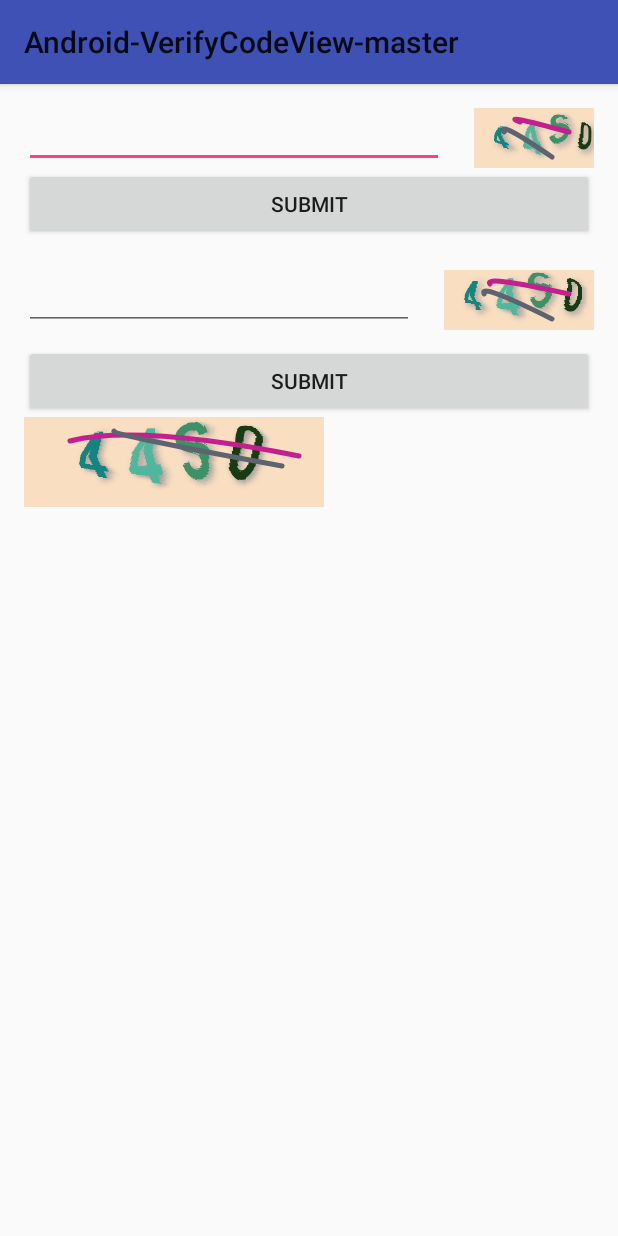
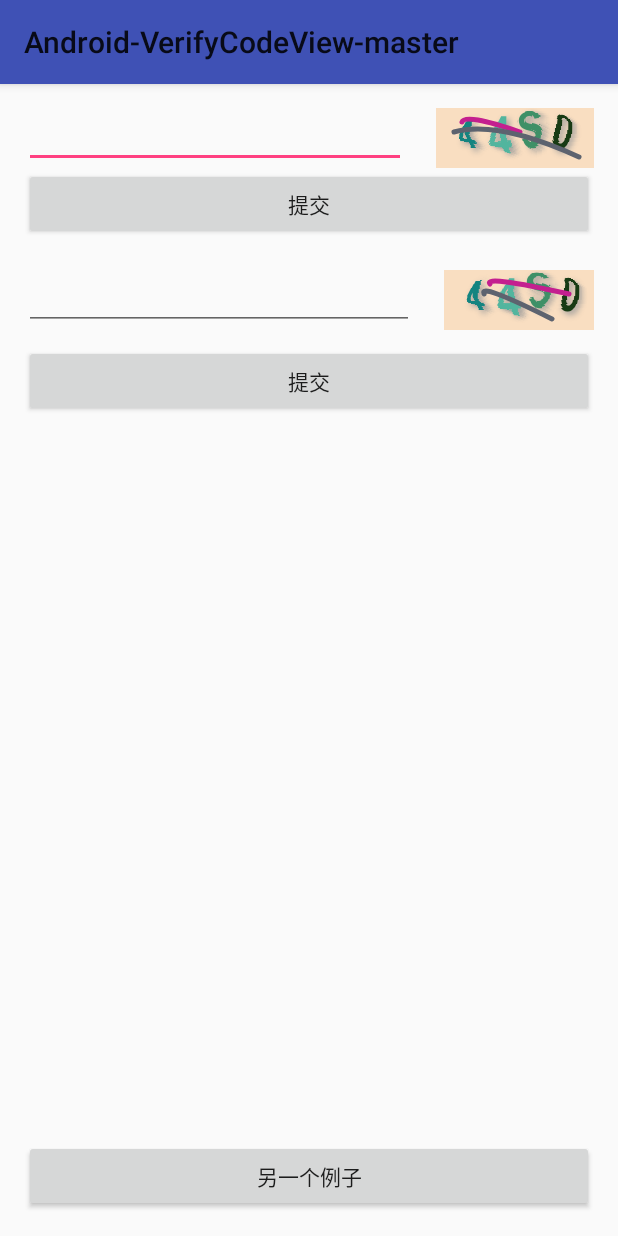
Before and after one commit to Freshman111/VerificationCodeView, an Android app: the screen it shows after launch (MainActivity), on a phone screen of 412 x 824 dp. Run offline under Robolectric (Android 15) with nearby library versions, the phone set to English and light mode, and no system bars.

```diff
--- a/app/src/main/AndroidManifest.xml
+++ b/app/src/main/AndroidManifest.xml
@@ -15,6 +15,9 @@
                 <category android:name="android.intent.category.LAUNCHER" />
             </intent-filter>
         </activity>
+        <activity android:name=".SecondActivity">
+
+        </activity>
     </application>
 
 </manifest>
--- a/app/src/main/java/sgffsg/com/verifycodeview/MainActivity.java
+++ b/app/src/main/java/sgffsg/com/verifycodeview/MainActivity.java
@@ -1,5 +1,6 @@
 package sgffsg.com.verifycodeview;
 
+import android.content.Intent;
 import android.os.Handler;
 import android.os.Message;
 import android.support.v7.app.AppCompatActivity;
@@ -17,7 +18,7 @@ import java.util.Random;
 public class MainActivity extends AppCompatActivity {
 
     private VerificationCodeView verificationCodeView,net_verificationCodeView,verificationCodeView2;
-    private Button btnSubmit,btnNetSubmit;
+    private Button btnSubmit,btnNetSubmit,btn_next;
     private EditText edit_input,net_edit_input;
     private ProgressBar progressBar;
     private FrameLayout netVcViewLayout;
@@ -39,6 +40,7 @@ public class MainActivity extends AppCompatActivity {
         net_verificationCodeView = (VerificationCodeView) findViewById(R.id.net_verifycodeview);
         btnSubmit= (Button) findViewById(R.id.btn_submit);
         btnNetSubmit= (Button) findViewById(R.id.net_btn_submit);
+        btn_next= (Button) findViewById(R.id.btn_next_page);
         edit_input= (EditText) findViewById(R.id.edit_input);
         net_edit_input= (EditText) findViewById(R.id.net_edit_input);
         progressBar= (ProgressBar) findViewById(R.id.net_pregressbar);
@@ -62,13 +64,14 @@ public class MainActivity extends AppCompatActivity {
                 verificationCodeView.refreshCode();
             }
         });
-        verificationCodeView2= (VerificationCodeView) findViewById(R.id.verifycodeview2);
-        verificationCodeView2.setOnClickListener(new View.OnClickListener() {
-            @Override
-            public void onClick(View view) {
-                verificationCodeView2.refreshCode();
-            }
-        });
+        verificationCodeView.refreshCode();
+//        verificationCodeView2= (VerificationCodeView) findViewById(R.id.verifycodeview2);
+//        verificationCodeView2.setOnClickListener(new View.OnClickListener() {
+//            @Override
+//            public void onClick(View view) {
+//                verificationCodeView2.refreshCode();
+//            }
+//        });
 
         btnNetSubmit.setOnClickListener(new View.OnClickListener() {
             @Override
@@ -89,6 +92,12 @@ public class MainActivity extends AppCompatActivity {
                 progressBar.setVisibility(View.VISIBLE);
                 net_verificationCodeView.setVisibility(View.GONE);
                 loadNetCode();
+            }
+        });
+        btn_next.setOnClickListener(new View.OnClickListener() {
+            @Override
+            public void onClick(View v) {
+                startActivity(new Intent(MainActivity.this,SecondActivity.class));
             }
         });
         loadNetCode();
--- a/app/src/main/java/sgffsg/com/verifycodeview/VerificationCodeView.java
+++ b/app/src/main/java/sgffsg/com/verifycodeview/VerificationCodeView.java
@@ -10,6 +10,7 @@ import android.graphics.Path;
 import android.graphics.Rect;
 import android.graphics.RectF;
 import android.graphics.Typeface;
+import android.text.TextUtils;
 import android.util.AttributeSet;
 import android.view.View;
 
@@ -42,7 +43,8 @@ public class VerificationCodeView extends View {
     private Paint textPaint;
     private Paint linePaint;
 
-    private String tempCode;//当前生成的验证码
+    private float defaultTextSize=0;
+    private String tempCode="";//当前生成的验证码
     private int codeNum = 4;//验证码位数  4或6。。
     private Random mRandom;
 
@@ -54,6 +56,7 @@ public class VerificationCodeView extends View {
     private int dHeight;//真正可以绘制code的区域高
     private int horizontalOffset=0;//水平方向的偏移，决定画笔开始的偏移量
     private boolean isInited=false;//是否初始化完成
+    private boolean isWrapContent=true;//是否是WrapContent属性
 
     private Bitmap mbitmap;
     private Bitmap codebitmap;
@@ -83,45 +86,47 @@ public class VerificationCodeView extends View {
     protected void onMeasure(int widthMeasureSpec, int heightMeasureSpec) {
         super.onMeasure(widthMeasureSpec, heightMeasureSpec);
         //获取宽和高的SpecMode和SpecSize
-        int wSpecMode = MeasureSpec.getMode(widthMeasureSpec);
-        int wSpecSize = MeasureSpec.getSize(widthMeasureSpec);
-        int hSpecMode = MeasureSpec.getMode(heightMeasureSpec);
-        int hSpecSize = MeasureSpec.getSize(heightMeasureSpec);
+        int widthMode = MeasureSpec.getMode(widthMeasureSpec);
+        int widthSize = MeasureSpec.getSize(widthMeasureSpec);
+        int heightMode = MeasureSpec.getMode(heightMeasureSpec);
+        int heightSize = MeasureSpec.getSize(heightMeasureSpec);
 
-        //分别判断宽高是否设置为wrap_content
-        if (wSpecMode == MeasureSpec.AT_MOST && hSpecMode == MeasureSpec.AT_MOST) {
-            //宽高都为wrap_content,直接指定为400
-            setMeasuredDimension(mWidth, mWidth);
+        if (widthMode == MeasureSpec.EXACTLY) {
+            // Parent has told us how big to be. So be it.
+            mWidth = widthSize;
+            isWrapContent=false;
+        } else {//没有设置宽度，先默认显示四个0的宽度
+            isWrapContent=true;
+            mWidth=(int)(textPaint.measureText("0")*1.5*codeNum+20+DisplayUtils.dpToPx(getContext(),8));
+        }
 
-        } else if (wSpecMode == MeasureSpec.AT_MOST) {
-            //只有宽为wrap_content,宽直接指定为400，高为获取的SpecSize
-            setMeasuredDimension(mWidth, hSpecSize);
+        if (heightMode == MeasureSpec.EXACTLY) {
+            // Parent has told us how big to be. So be it.
+            mHeight = heightSize;
+        }else {//没有设置高度，先默认显示40dp
+            mHeight= (int) DisplayUtils.dpToPx(getContext(),40);
+        }
 
-        } else if (hSpecMode == MeasureSpec.AT_MOST) {
-            //只有高为wrap_content,高直接指定为400，宽为获取的SpecSize
-            setMeasuredDimension(wSpecSize, mWidth);
-        }
+        setMeasuredDimension(mWidth, mHeight);
+
     }
 
     @Override
     protected void onSizeChanged(int w, int h, int oldw, int oldh) {
         super.onSizeChanged(w, h, oldw, oldh);
-        mBounds=new RectF(getLeft(),getTop(),getRight(),getBottom());
-        mWidth=dWidth= (int) (mBounds.right-mBounds.left);
-        mHeight=dHeight= (int) (mBounds.bottom-mBounds.top);
-        if (mWidth*1.0/mHeight>5.0/2){
-            dWidth= (int) (mHeight*5.0/2);
-        } else if (mWidth*1.0/mHeight<5.0/2) {
-            dHeight= (int) (mWidth/5.0*2);
+        horizontalOffset= (int) DisplayUtils.dpToPx(getContext(),2);
+        isInited=true;
+        mbitmap = Bitmap.createBitmap(mWidth,mHeight, Bitmap.Config.ARGB_8888);
+        codebitmap = Bitmap.createBitmap(mWidth,mHeight, Bitmap.Config.ARGB_8888);
+        if (!TextUtils.isEmpty(tempCode)){
+            createCodeBitmap();
         }
-        horizontalOffset=(mWidth-dWidth)/2;
-        isInited=true;
-        createCodeBitmap();
     }
 
     private void init(AttributeSet attrs) {
         TypedArray typedArray = getContext().obtainStyledAttributes(attrs, R.styleable.VerificationCodeView);
         isNetCode = typedArray.getBoolean(R.styleable.VerificationCodeView_isNetCode,false);
+        codeNum=typedArray.getInteger(R.styleable.VerificationCodeView_codeNumber,4);
     }
 
     /**
@@ -141,9 +146,10 @@ public class VerificationCodeView extends View {
         linePaint.setStrokeWidth(5);
         linePaint.setStrokeCap(Paint.Cap.ROUND);
 
+        defaultTextSize=DisplayUtils.spToPx(getContext(),30);
         textPaint=new Paint();
         textPaint.setAntiAlias(true);
-        textPaint.setTextSize(DisplayUtils.spToPx(getContext(),30));
+        textPaint.setTextSize(defaultTextSize);
         textPaint.setShadowLayer(5,3,3,0xFF999999);
         textPaint.setTypeface(Typeface.DEFAULT_BOLD);
         textPaint.setTextScaleX(0.8F);
@@ -165,6 +171,9 @@ public class VerificationCodeView extends View {
         if (!isInited)
             return;
         mPaths.clear();
+        if (!isWrapContent){
+            dynamicSetTextPaint(tempCode);
+        }
         // 生成干扰线坐标
         for(int i=0;i<2;i++){
             Path path = new Path();
@@ -176,15 +185,11 @@ public class VerificationCodeView extends View {
             path.quadTo(Math.abs(endX-startX)/2, Math.abs(endY-startY)/2,endX,endY);
             mPaths.add(path);
         }
-        mbitmap = Bitmap.createBitmap(mWidth,mHeight, Bitmap.Config.ARGB_8888);
-        codebitmap = Bitmap.createBitmap(mWidth,mHeight, Bitmap.Config.ARGB_8888);
         Canvas myCanvas=new Canvas(mbitmap);
         Canvas canvas=new Canvas(codebitmap);
-        tempCode=getCharAndNumr();
         //画背景
         myCanvas.drawColor(YELLOW_BG_COLOR);
         if (tempCode!=null&&tempCode.length()>0){
-            textPaint.setTextSize(dWidth*0.3f);
             textPaint.getTextBounds(tempCode,0,codeNum,textBound);
             float charLength=(textBound.width())/codeNum;
             for (int i=0;i<codeNum;i++){
@@ -195,9 +200,10 @@ public class VerificationCodeView extends View {
                 myCanvas.rotate(offsetDegree,mWidth/2,mHeight/2);
                 // 给画笔设置随机颜色，+20是为了去除一些边界值
                 textPaint.setARGB(255, mRandom.nextInt(200) + 20, mRandom.nextInt(200) + 20, mRandom.nextInt(200) + 20);
-                myCanvas.drawText(String.valueOf(tempCode.charAt(i)), i * charLength * 1.6f+20+horizontalOffset, mHeight * 2 / 3f, textPaint);
+                myCanvas.drawText(String.valueOf(tempCode.charAt(i)), i * charLength * 1.5f+20+horizontalOffset, mHeight * 2 / 3f, textPaint);
                 myCanvas.restore();
             }
+//            myCanvas.drawText(tempCode,0,mHeight*4f/5,textPaint);
         }
         int index=0;
         float bitmapwidth= mbitmap.getWidth();
@@ -231,11 +237,29 @@ public class VerificationCodeView extends View {
     }
 
     /**
+     * 根据可现实区域宽度以及验证码字数动态设置字体大小
+     * 以显示完全
+     */
+    private void dynamicSetTextPaint(String text){
+        int avaiWidth = (int) (mWidth*2.0f/3 - getPaddingLeft() - getPaddingRight() - DisplayUtils.dpToPx(getContext(), 2));
+        if (avaiWidth <= 0) {
+            return;
+        }
+        float trySize = defaultTextSize;
+        while (textPaint.measureText(text) > avaiWidth) {
+            trySize--;
+            textPaint.setTextSize(trySize);
+        }
+    }
+
+
+    /**
      * java生成随机数字和字母组合
      * @return 随机验证码
      */
     public String getCharAndNumr() {
         if (isNetCode){
+            codeNum=vCode!=null?vCode.length():0;
             return vCode;
         }else {
             String val = "";
@@ -261,9 +285,17 @@ public class VerificationCodeView extends View {
      * refresh verification Code
      */
     public void refreshCode(){
-        createCodeBitmap();
-        invalidate();
+        tempCode=getCharAndNumr();
+        if (tempCode==null||tempCode.length()<=0) {
+            return;
+        }
+        if (isInited){
+            createCodeBitmap();
+            requestLayout();
+            invalidate();
+        }
     }
+
 
     /**
      * get verification code
--- a/app/src/main/res/layout/activity_main.xml
+++ b/app/src/main/res/layout/activity_main.xml
@@ -14,8 +14,8 @@
     <sgffsg.com.verifycodeview.VerificationCodeView
         android:id="@+id/verifycodeview"
         android:layout_alignParentRight="true"
-        android:layout_width="80dp"
-        android:layout_height="40dp" />
+        android:layout_width="wrap_content"
+        android:layout_height="wrap_content" />
 
     <EditText
         android:id="@+id/edit_input"
@@ -29,7 +29,7 @@
         android:layout_height="wrap_content"
         android:layout_marginBottom="20dp"
         android:layout_below="@id/verifycodeview"
-        android:text="Submit"/>
+        android:text="@string/str_submit"/>
 
     <FrameLayout
         android:id="@+id/net_verifycodeview_layut"
@@ -63,12 +63,13 @@
         android:layout_width="match_parent"
         android:layout_height="wrap_content"
         android:layout_below="@id/net_verifycodeview_layut"
-        android:text="Submit"/>
+        android:text="@string/str_submit"/>
 
-    <sgffsg.com.verifycodeview.VerificationCodeView
-        android:id="@+id/verifycodeview2"
-        android:layout_width="200dp"
-        android:layout_height="60dp"
-        android:layout_below="@id/net_btn_submit"/>
 
+    <Button
+        android:id="@+id/btn_next_page"
+        android:layout_width="match_parent"
+        android:layout_height="wrap_content"
+        android:layout_alignParentBottom="true"
+        android:text="@string/str_btn_next_page"/>
 </RelativeLayout>
--- a/app/src/main/res/values/attrs.xml
+++ b/app/src/main/res/values/attrs.xml
@@ -3,6 +3,7 @@
 
     <declare-styleable name="VerificationCodeView">
         <attr name="isNetCode" format="boolean"/>
+        <attr name="codeNumber" format="integer"/>
     </declare-styleable>
 
 </resources>
--- a/app/src/main/res/values/strings.xml
+++ b/app/src/main/res/values/strings.xml
@@ -1,3 +1,6 @@
 <resources>
     <string name="app_name">Android-VerifyCodeView-master</string>
+
+    <string name="str_btn_next_page">另一个例子</string>
+    <string name="str_submit">提交</string>
 </resources>
--- a/build.gradle
+++ b/build.gradle
@@ -5,7 +5,7 @@ buildscript {
         jcenter()
     }
     dependencies {
-        classpath 'com.android.tools.build:gradle:2.2.2'
+        classpath 'com.android.tools.build:gradle:2.3.3'
 
         // NOTE: Do not place your application dependencies here; they belong
         // in the individual module build.gradle files
```
Also changed, not shown: app/src/main/java/sgffsg/com/verifycodeview/SecondActivity.java (added, +30 -0 lines), app/src/main/res/layout/activity_second.xml (added, +13 -0 lines), gradle/wrapper/gradle-wrapper.properties, 1 other file.
